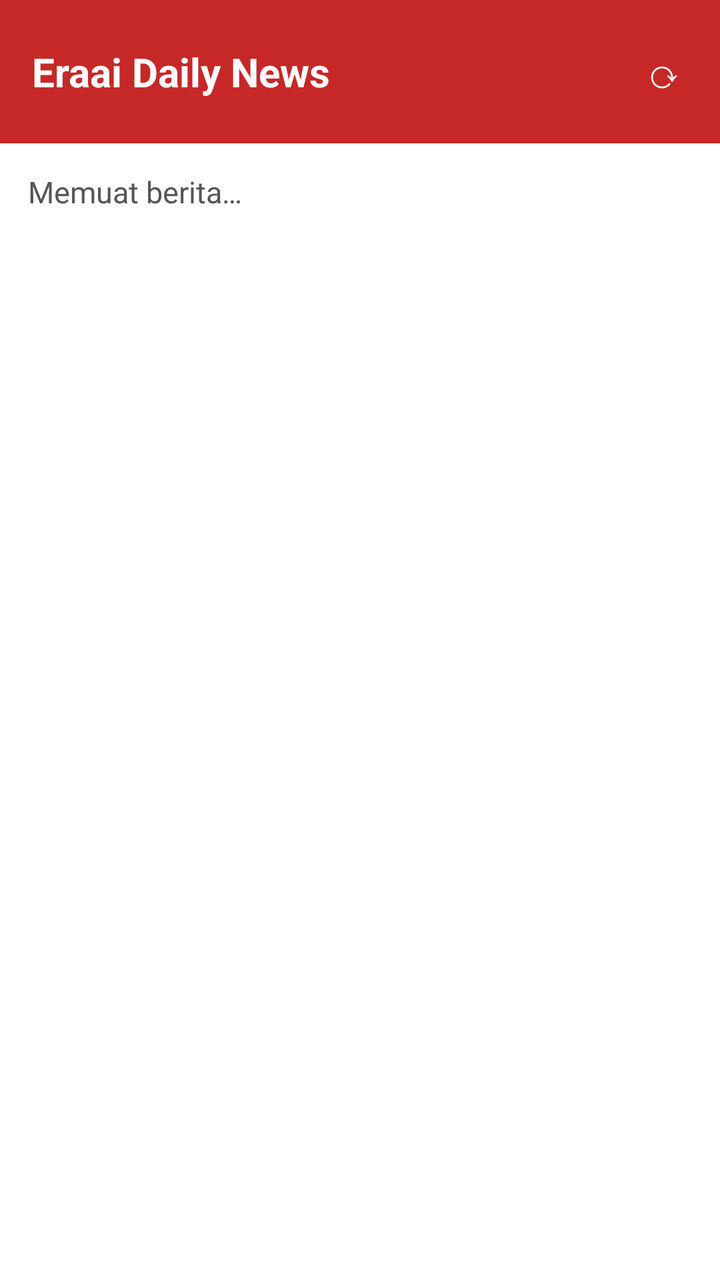
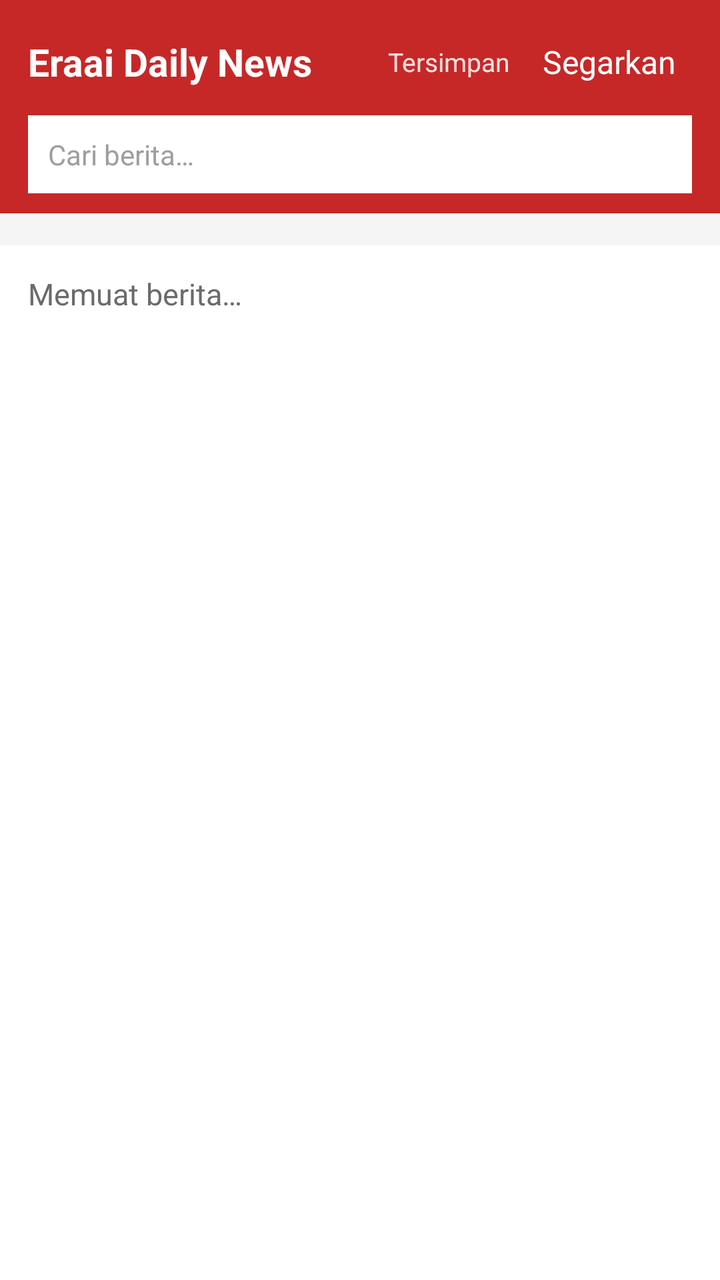

Screens rendered from an Android XML layout before and after an edit, with the pre-edit source and the edit as a unified diff.
<!-- AndroidManifest.xml: application theme Tema -->
<!-- res/layout/activity_main.xml -->
<?xml version="1.0" encoding="utf-8"?>
<LinearLayout xmlns:android="http://schemas.android.com/apk/res/android"
    android:layout_width="match_parent"
    android:layout_height="match_parent"
    android:orientation="vertical"
    android:background="#FFFFFF">

    <LinearLayout
        android:layout_width="match_parent"
        android:layout_height="wrap_content"
        android:orientation="horizontal"
        android:gravity="center_vertical"
        android:background="#C62828"
        android:paddingLeft="16dp"
        android:paddingRight="8dp"
        android:paddingTop="12dp"
        android:paddingBottom="12dp">

        <TextView
            android:layout_width="0dp"
            android:layout_height="wrap_content"
            android:layout_weight="1"
            android:text="@string/app_name"
            android:textColor="#FFFFFF"
            android:textSize="20sp"
            android:textStyle="bold" />

        <TextView
            android:id="@+id/tombol_segar"
            android:layout_width="wrap_content"
            android:layout_height="wrap_content"
            android:padding="10dp"
            android:text="⟳"
            android:textColor="#FFFFFF"
            android:textSize="20sp" />
    </LinearLayout>

    <TextView
        android:id="@+id/status"
        android:layout_width="match_parent"
        android:layout_height="wrap_content"
        android:padding="14dp"
        android:text="@string/memuat"
        android:textSize="15sp"
        android:textColor="#555555" />

    <ListView
        android:id="@+id/daftar"
        android:layout_width="match_parent"
        android:layout_height="0dp"
        android:layout_weight="1"
        android:divider="#EEEEEE"
        android:dividerHeight="1dp" />

    <TextView
        android:id="@+id/lebih"
        android:layout_width="match_parent"
        android:layout_height="wrap_content"
        android:background="#F5F5F5"
        android:gravity="center"
        android:padding="16dp"
        android:text="@string/muat_lagi"
        android:textColor="#C62828"
        android:textSize="16sp"
        android:visibility="gone" />
</LinearLayout>
<!-- resources referenced by this layout -->
<resources>
  <string name="app_name">Eraai Daily News</string>
  <string name="memuat">Memuat berita…</string>
  <string name="muat_lagi">Muat lagi</string>
  <style name="Tema" parent="@android:style/Theme.Material.Light.NoActionBar">
          <item name="android:colorPrimary">#C62828</item>
          <item name="android:colorPrimaryDark">#8E1B1B</item>
          <item name="android:colorAccent">#C62828</item>
          <item name="android:windowBackground">#FFFFFF</item>
      </style>
</resources>

<!-- the commit's change to res/layout/activity_main.xml (unified diff, before → after) -->
@@ -3,37 +3,81 @@
     android:layout_width="match_parent"
     android:layout_height="match_parent"
     android:orientation="vertical"
-    android:background="#FFFFFF">
+    android:background="@color/latar">
 
     <LinearLayout
         android:layout_width="match_parent"
         android:layout_height="wrap_content"
-        android:orientation="horizontal"
-        android:gravity="center_vertical"
-        android:background="#C62828"
-        android:paddingLeft="16dp"
-        android:paddingRight="8dp"
+        android:orientation="vertical"
+        android:background="@color/merah"
+        android:paddingLeft="14dp"
+        android:paddingRight="14dp"
         android:paddingTop="12dp"
-        android:paddingBottom="12dp">
+        android:paddingBottom="10dp">
 
-        <TextView
-            android:layout_width="0dp"
+        <LinearLayout
+            android:layout_width="match_parent"
             android:layout_height="wrap_content"
-            android:layout_weight="1"
-            android:text="@string/app_name"
-            android:textColor="#FFFFFF"
-            android:textSize="20sp"
-            android:textStyle="bold" />
+            android:orientation="horizontal"
+            android:gravity="center_vertical">
 
-        <TextView
-            android:id="@+id/tombol_segar"
+            <TextView
+                android:layout_width="0dp"
+                android:layout_height="wrap_content"
+                android:layout_weight="1"
+                android:text="@string/app_name"
+                android:textColor="@color/kepala_teks"
+                android:textSize="19sp"
+                android:textStyle="bold" />
+
+            <TextView
+                android:id="@+id/tombol_tersimpan"
+                android:layout_width="wrap_content"
+                android:layout_height="wrap_content"
+                android:padding="8dp"
+                android:text="@string/tersimpan"
+                android:textColor="@color/kepala_sub"
+                android:textSize="13sp" />
+
+            <TextView
+                android:id="@+id/tombol_segar"
+                android:layout_width="wrap_content"
+                android:layout_height="wrap_content"
+                android:padding="8dp"
+                android:text="@string/segar"
+                android:textColor="@color/kepala_teks"
+                android:textSize="16sp" />
+        </LinearLayout>
+
+        <EditText
+            android:id="@+id/cari"
+            android:layout_width="match_parent"
+            android:layout_height="wrap_content"
+            android:layout_marginTop="8dp"
+            android:background="#FFFFFF"
+            android:hint="@string/cari_hint"
+            android:imeOptions="actionSearch"
+            android:inputType="text"
+            android:maxLines="1"
+            android:padding="10dp"
+            android:textColor="#1A1A1A"
+            android:textColorHint="#9E9E9E"
+            android:textSize="14sp" />
+    </LinearLayout>
+
+    <HorizontalScrollView
+        android:layout_width="match_parent"
+        android:layout_height="wrap_content"
+        android:background="@color/latar_lembut"
+        android:scrollbars="none">
+
+        <LinearLayout
+            android:id="@+id/baris_label"
             android:layout_width="wrap_content"
             android:layout_height="wrap_content"
-            android:padding="10dp"
-            android:text="⟳"
-            android:textColor="#FFFFFF"
-            android:textSize="20sp" />
-    </LinearLayout>
+            android:orientation="horizontal"
+            android:padding="8dp" />
+    </HorizontalScrollView>
 
     <TextView
         android:id="@+id/status"
@@ -41,26 +85,26 @@
         android:layout_height="wrap_content"
         android:padding="14dp"
         android:text="@string/memuat"
-        android:textSize="15sp"
-        android:textColor="#555555" />
+        android:textColor="@color/teks_pudar"
+        android:textSize="15sp" />
 
     <ListView
         android:id="@+id/daftar"
         android:layout_width="match_parent"
         android:layout_height="0dp"
         android:layout_weight="1"
-        android:divider="#EEEEEE"
-        android:dividerHeight="1dp" />
+        android:divider="@null"
+        android:dividerHeight="0dp" />
 
     <TextView
         android:id="@+id/lebih"
         android:layout_width="match_parent"
         android:layout_height="wrap_content"
-        android:background="#F5F5F5"
+        android:background="@color/latar_lembut"
         android:gravity="center"
         android:padding="16dp"
         android:text="@string/muat_lagi"
-        android:textColor="#C62828"
-        android:textSize="16sp"
+        android:textColor="@color/merah"
+        android:textSize="15sp"
         android:visibility="gone" />
 </LinearLayout>
<!-- resource entries referenced after the edit -->
@@ -1,8 +1,17 @@
 <!-- resources referenced by this layout -->
 <resources>
+  <color name="kepala_sub">#FFE0E0</color>
+  <color name="kepala_teks">#FFFFFF</color>
+  <color name="latar">#FFFFFF</color>
+  <color name="latar_lembut">#F5F5F5</color>
+  <color name="merah">#C62828</color>
+  <color name="teks_pudar">#6B6B6B</color>
   <string name="app_name">Eraai Daily News</string>
+  <string name="cari_hint">Cari berita…</string>
   <string name="memuat">Memuat berita…</string>
-  <string name="muat_lagi">Muat lagi</string>
+  <string name="muat_lagi">Muat berita lain</string>
+  <string name="segar">Segarkan</string>
+  <string name="tersimpan">Tersimpan</string>
   <style name="Tema" parent="@android:style/Theme.Material.Light.NoActionBar">
           <item name="android:colorPrimary">#C62828</item>
           <item name="android:colorPrimaryDark">#8E1B1B</item>
